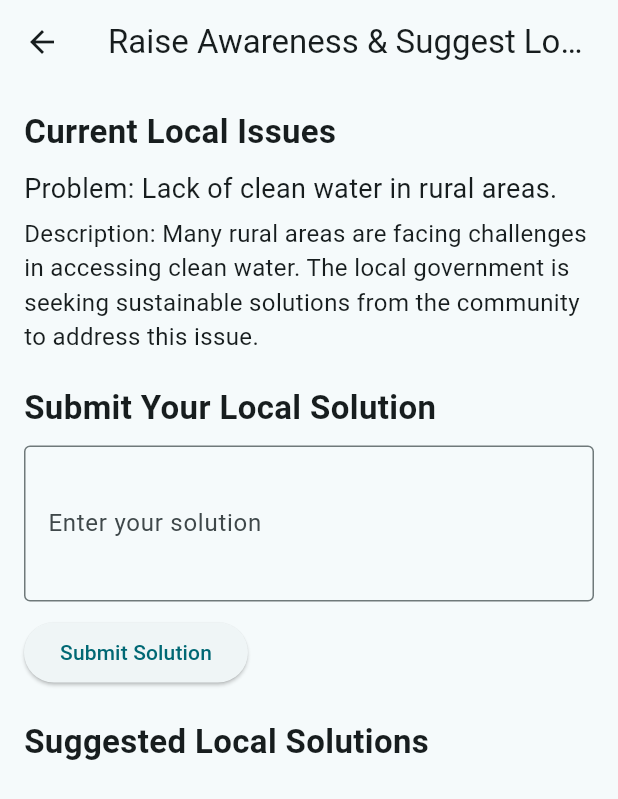
After one commit to Slozzyondul/Social_Justice_and_Reform_Hackathon, a Flutter app: the AwarenessAndSolutionsScreen screen opened by its route, on a phone screen of 412 x 824 dp. The commit adds this screen. Shown: the top 799 px of the screen. Run offline on Flutter 3.47's test engine with Material 3 defaults, Android fonts, the light colour scheme and no system bars; our stand-ins replace image_picker.

Commit message:
adding a screen to handle raised awareness and possible local solution from the app users

```diff
--- /dev/null
+++ b/lib/frontend/screens/awareness_solutions/awareness_and_solutions.dart
@@ -0,0 +1,131 @@
+import 'package:flutter/material.dart';
+
+class AwarenessAndSolutionsScreen extends StatefulWidget {
+  @override
+  _AwarenessAndSolutionsScreenState createState() =>
+      _AwarenessAndSolutionsScreenState();
+}
+
+class _AwarenessAndSolutionsScreenState
+    extends State<AwarenessAndSolutionsScreen> {
+  final TextEditingController _solutionController = TextEditingController();
+  final List<Map<String, String>> suggestedSolutions = [];
+
+  @override
+  void dispose() {
+    _solutionController.dispose();
+    super.dispose();
+  }
+
+  @override
+  Widget build(BuildContext context) {
+    return Scaffold(
+      appBar: AppBar(
+        title: const Text('Raise Awareness & Suggest Local Solutions'),
+      ),
+      body: Padding(
+        padding: const EdgeInsets.all(16.0),
+        child: ListView(
+          children: [
+            // Awareness Section
+            buildAwarenessSection(),
+            const SizedBox(height: 20),
+
+            // Solution Submission Section
+            buildSolutionSubmissionSection(),
+            const SizedBox(height: 20),
+
+            // View Suggested Solutions Section
+            buildSuggestedSolutionsSection(),
+          ],
+        ),
+      ),
+    );
+  }
+
+  // Awareness Section Widget
+  Widget buildAwarenessSection() {
+    return const Column(
+      crossAxisAlignment: CrossAxisAlignment.start,
+      children: [
+        Text(
+          'Current Local Issues',
+          style: TextStyle(fontSize: 22, fontWeight: FontWeight.bold),
+        ),
+        SizedBox(height: 10),
+        Text(
+          'Problem: Lack of clean water in rural areas.',
+          style: TextStyle(fontSize: 18),
+        ),
+        SizedBox(height: 5),
+        Text(
+          'Description: Many rural areas are facing challenges in accessing clean water. The local government is seeking sustainable solutions from the community to address this issue.',
+          style: TextStyle(fontSize: 16),
+        ),
+      ],
+    );
+  }
+
+  // Solution Submission Section Widget
+  Widget buildSolutionSubmissionSection() {
+    return Column(
+      crossAxisAlignment: CrossAxisAlignment.start,
+      children: [
+        const Text(
+          'Submit Your Local Solution',
+          style: TextStyle(fontSize: 22, fontWeight: FontWeight.bold),
+        ),
+        const SizedBox(height: 10),
+        TextField(
+          controller: _solutionController,
+          maxLines: 3,
+          decoration: const InputDecoration(
+            labelText: 'Enter your solution',
+            border: OutlineInputBorder(),
+          ),
+        ),
+        const SizedBox(height: 10),
+        ElevatedButton(
+          onPressed: () {
+            if (_solutionController.text.isNotEmpty) {
+              setState(() {
+                suggestedSolutions.add({
+                  'solution': _solutionController.text,
+                });
+                _solutionController.clear();
+              });
+            }
+          },
+          child: const Text('Submit Solution'),
+        ),
+      ],
+    );
+  }
+
+  // Suggested Solutions Section Widget
+  Widget buildSuggestedSolutionsSection() {
+    return Column(
+      crossAxisAlignment: CrossAxisAlignment.start,
+      children: [
+        const Text(
+          'Suggested Local Solutions',
+          style: TextStyle(fontSize: 22, fontWeight: FontWeight.bold),
+        ),
+        const SizedBox(height: 10),
+        ListView.builder(
+          shrinkWrap: true,
+          physics: const NeverScrollableScrollPhysics(),
+          itemCount: suggestedSolutions.length,
+          itemBuilder: (context, index) {
+            return Card(
+              child: Padding(
+                padding: const EdgeInsets.all(16.0),
+                child: Text(suggestedSolutions[index]['solution'] ?? ''),
+              ),
+            );
+          },
+        ),
+      ],
+    );
+  }
+}
--- a/lib/frontend/screens/main_options_screen.dart
+++ b/lib/frontend/screens/main_options_screen.dart
@@ -132,6 +132,14 @@ class MainOptionScreen extends StatelessWidget {
               Navigator.pushNamed(context, '/policies');
             },
           ),
+
+          ListTile(
+            leading: const Icon(Icons.question_answer),
+            title: const Text('Awareness and Solutions'),
+            onTap: () {
+              Navigator.pushNamed(context, '/awareness');
+            },
+          ),
         ],
       ),
     );
--- a/lib/main.dart
+++ b/lib/main.dart
@@ -1,4 +1,5 @@
 import 'package:flutter/material.dart';
+import 'package:solop/frontend/screens/awareness_solutions/awareness_and_solutions.dart';
 import 'package:solop/frontend/screens/fact_check/fact_check.dart';
 import 'package:solop/frontend/screens/policies/policy_tracking_screen.dart';
 import 'package:solop/frontend/screens/report/other_corruption_reports.dart';
@@ -34,6 +35,7 @@ class MyApp extends StatelessWidget {
         '/youths': (context) =>  YouthEmpowerment(),
         '/resources': (context) =>  ResourceScreen(),
         '/policies': (context) => PolicyTrackingScreen(),
+        "/awareness": (context) => AwarenessAndSolutionsScreen(),
       },
     );
   }
```
